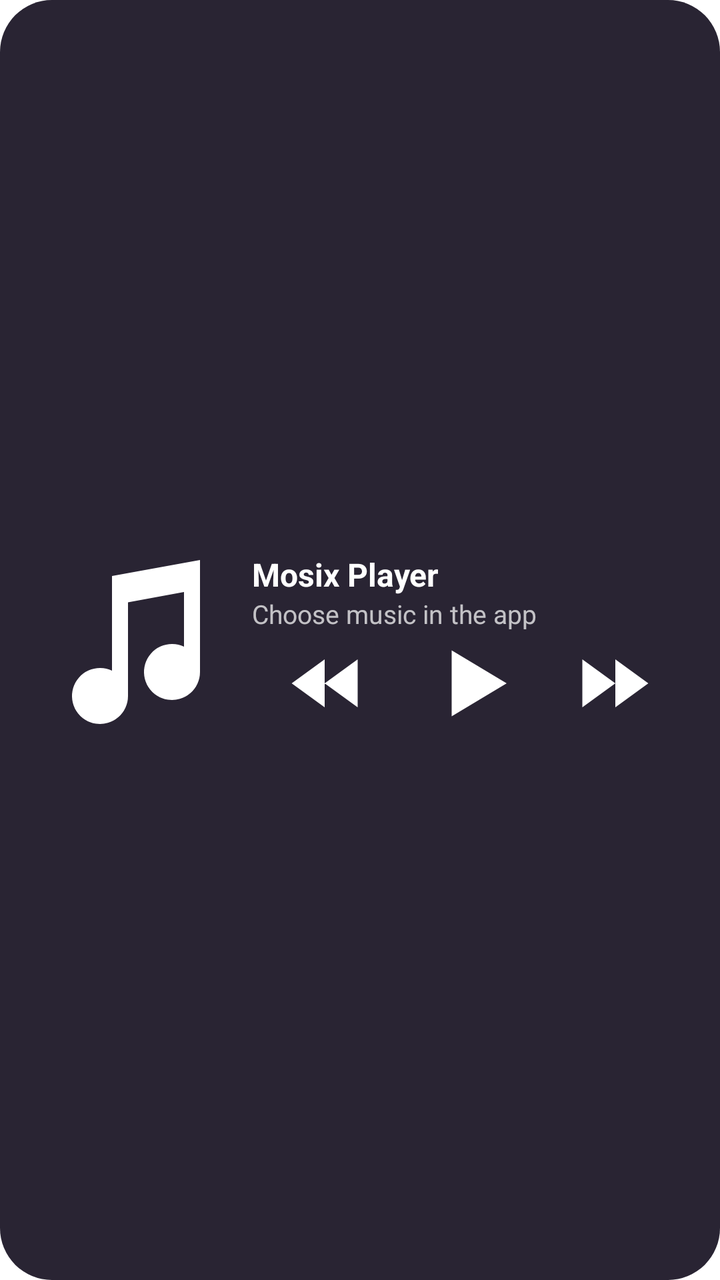
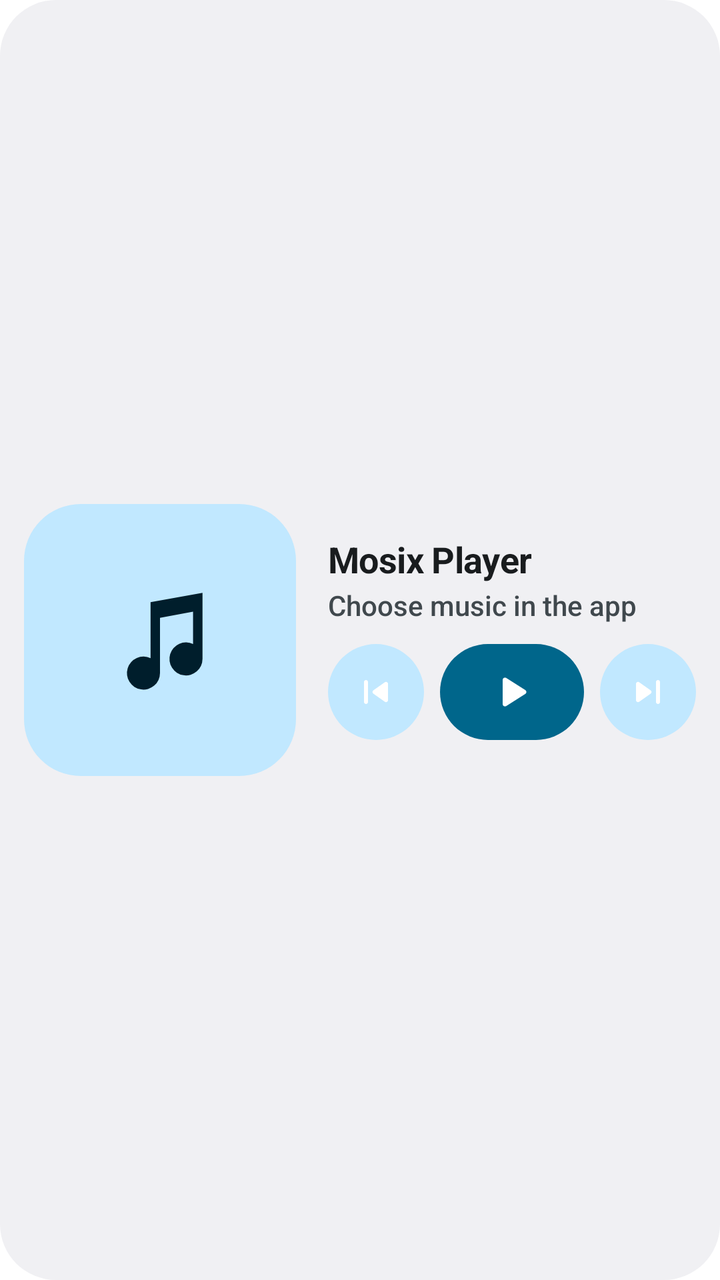

Compare the two renders of this Android layout. The source of the first and the diff that turns it into the second are given below.
<!-- AndroidManifest.xml: fallback theme Theme.MaterialComponents.DayNight.NoActionBar -->
<!-- res/layout/widget_player_wide.xml -->
<?xml version="1.0" encoding="utf-8"?>
<FrameLayout xmlns:android="http://schemas.android.com/apk/res/android"
    android:id="@+id/player_widget_root" android:layout_width="match_parent" android:layout_height="match_parent">
    <ImageView android:id="@+id/player_widget_background" android:layout_width="match_parent" android:layout_height="match_parent" android:scaleType="fitXY" android:src="@drawable/widget_player_background" android:importantForAccessibility="no" />
    <LinearLayout android:layout_width="match_parent" android:layout_height="match_parent" android:orientation="horizontal" android:padding="16dp" android:gravity="center_vertical">
        <ImageView android:id="@+id/player_widget_art" android:layout_width="96dp" android:layout_height="96dp" android:scaleType="fitCenter" android:src="@drawable/ic_widget_music" android:importantForAccessibility="no" />
        <LinearLayout android:layout_width="0dp" android:layout_weight="1" android:layout_height="match_parent" android:layout_marginStart="14dp" android:orientation="vertical" android:gravity="center_vertical">
            <TextView android:id="@+id/player_widget_title" android:layout_width="match_parent" android:layout_height="wrap_content" android:maxLines="2" android:ellipsize="end" android:text="@string/player_widget_name" android:textSize="16sp" android:textStyle="bold" android:textColor="#FFFFFF" />
            <TextView android:id="@+id/player_widget_artist" android:layout_width="match_parent" android:layout_height="wrap_content" android:singleLine="true" android:ellipsize="end" android:text="@string/player_widget_empty" android:textSize="13sp" android:textColor="#B8FFFFFF" />
            <LinearLayout android:layout_width="match_parent" android:layout_height="44dp" android:layout_marginTop="4dp" android:gravity="center" android:orientation="horizontal">
                <ImageButton android:id="@+id/player_widget_previous" android:layout_width="0dp" android:layout_weight="1" android:layout_height="match_parent" android:padding="4dp" android:background="@android:color/transparent" android:scaleType="fitCenter" android:src="@drawable/ic_widget_previous" android:contentDescription="@string/player_widget_previous" />
                <ImageButton android:id="@+id/player_widget_play" android:layout_width="0dp" android:layout_weight="1" android:layout_height="match_parent" android:padding="0dp" android:background="@android:color/transparent" android:scaleType="fitCenter" android:src="@drawable/ic_widget_play" android:contentDescription="@string/player_widget_play" />
                <ImageButton android:id="@+id/player_widget_next" android:layout_width="0dp" android:layout_weight="1" android:layout_height="match_parent" android:padding="4dp" android:background="@android:color/transparent" android:scaleType="fitCenter" android:src="@drawable/ic_widget_next" android:contentDescription="@string/player_widget_next" />
            </LinearLayout>
        </LinearLayout>
    </LinearLayout>
</FrameLayout>
<!-- resources referenced by this layout -->
<resources>
  <!-- drawable ic_widget_music (drawable) -->
  <vector xmlns:android="http://schemas.android.com/apk/res/android" android:width="24dp" android:height="24dp" android:viewportWidth="24" android:viewportHeight="24">
      <path android:fillColor="#FFFFFF" android:pathData="M10,4 L21,2 V16 A3.5,3.5 0,1 1,19 12.84 V6 L12,7.3 V19 A3.5,3.5 0,1 1,10 15.84 Z" />
  </vector>
  <!-- drawable ic_widget_next (drawable) -->
  <vector xmlns:android="http://schemas.android.com/apk/res/android" android:width="24dp" android:height="24dp" android:viewportWidth="24" android:viewportHeight="24">
      <path android:fillColor="#FFFFFF" android:pathData="M1,4 L12,12 L1,20 Z M12,4 L23,12 L12,20 Z" />
  </vector>
  <!-- drawable ic_widget_play (drawable) -->
  <vector xmlns:android="http://schemas.android.com/apk/res/android" android:width="24dp" android:height="24dp" android:viewportWidth="24" android:viewportHeight="24">
      <path android:fillColor="#FFFFFF" android:pathData="M7,3 L22,12 L7,21 Z" />
  </vector>
  <!-- drawable ic_widget_previous (drawable) -->
  <vector xmlns:android="http://schemas.android.com/apk/res/android" android:width="24dp" android:height="24dp" android:viewportWidth="24" android:viewportHeight="24">
      <path android:fillColor="#FFFFFF" android:pathData="M12,4 L1,12 L12,20 Z M23,4 L12,12 L23,20 Z" />
  </vector>
  <!-- drawable widget_player_background (drawable) -->
  <shape xmlns:android="http://schemas.android.com/apk/res/android" android:shape="rectangle">
      <solid android:color="#292433" />
      <corners android:radius="26dp" />
  </shape>
  <string name="player_widget_empty">Choose music in the app</string>
  <string name="player_widget_name">Mosix Player</string>
  <string name="player_widget_next">Next track</string>
  <string name="player_widget_play">Play</string>
  <string name="player_widget_previous">Previous track</string>
</resources>

<!-- the commit's change to res/layout/widget_player_wide.xml (unified diff, before → after) -->
@@ -1,17 +1,50 @@
 <?xml version="1.0" encoding="utf-8"?>
 <FrameLayout xmlns:android="http://schemas.android.com/apk/res/android"
     android:id="@+id/player_widget_root" android:layout_width="match_parent" android:layout_height="match_parent">
-    <ImageView android:id="@+id/player_widget_background" android:layout_width="match_parent" android:layout_height="match_parent" android:scaleType="fitXY" android:src="@drawable/widget_player_background" android:importantForAccessibility="no" />
-    <LinearLayout android:layout_width="match_parent" android:layout_height="match_parent" android:orientation="horizontal" android:padding="16dp" android:gravity="center_vertical">
-        <ImageView android:id="@+id/player_widget_art" android:layout_width="96dp" android:layout_height="96dp" android:scaleType="fitCenter" android:src="@drawable/ic_widget_music" android:importantForAccessibility="no" />
-        <LinearLayout android:layout_width="0dp" android:layout_weight="1" android:layout_height="match_parent" android:layout_marginStart="14dp" android:orientation="vertical" android:gravity="center_vertical">
-            <TextView android:id="@+id/player_widget_title" android:layout_width="match_parent" android:layout_height="wrap_content" android:maxLines="2" android:ellipsize="end" android:text="@string/player_widget_name" android:textSize="16sp" android:textStyle="bold" android:textColor="#FFFFFF" />
-            <TextView android:id="@+id/player_widget_artist" android:layout_width="match_parent" android:layout_height="wrap_content" android:singleLine="true" android:ellipsize="end" android:text="@string/player_widget_empty" android:textSize="13sp" android:textColor="#B8FFFFFF" />
-            <LinearLayout android:layout_width="match_parent" android:layout_height="44dp" android:layout_marginTop="4dp" android:gravity="center" android:orientation="horizontal">
-                <ImageButton android:id="@+id/player_widget_previous" android:layout_width="0dp" android:layout_weight="1" android:layout_height="match_parent" android:padding="4dp" android:background="@android:color/transparent" android:scaleType="fitCenter" android:src="@drawable/ic_widget_previous" android:contentDescription="@string/player_widget_previous" />
-                <ImageButton android:id="@+id/player_widget_play" android:layout_width="0dp" android:layout_weight="1" android:layout_height="match_parent" android:padding="0dp" android:background="@android:color/transparent" android:scaleType="fitCenter" android:src="@drawable/ic_widget_play" android:contentDescription="@string/player_widget_play" />
-                <ImageButton android:id="@+id/player_widget_next" android:layout_width="0dp" android:layout_weight="1" android:layout_height="match_parent" android:padding="4dp" android:background="@android:color/transparent" android:scaleType="fitCenter" android:src="@drawable/ic_widget_next" android:contentDescription="@string/player_widget_next" />
-            </LinearLayout>
+    <ImageView android:id="@+id/player_widget_background" android:layout_width="match_parent" android:layout_height="match_parent"
+        android:scaleType="fitXY" android:src="@drawable/widget_shape_container" android:tint="@color/widgetBackground" android:importantForAccessibility="no" />
+    <LinearLayout android:layout_width="match_parent" android:layout_height="match_parent"
+        android:gravity="center_vertical" android:orientation="horizontal" android:padding="12dp">
+        <ImageView android:id="@+id/player_widget_art" android:layout_width="wrap_content" android:layout_height="match_parent"
+            android:adjustViewBounds="true" android:maxWidth="136dp" android:scaleType="fitCenter" android:src="@drawable/widget_art_placeholder" android:importantForAccessibility="no" />
+        <LinearLayout android:layout_width="0dp" android:layout_height="match_parent" android:layout_weight="1"
+            android:layout_marginStart="16dp" android:gravity="center_vertical" android:orientation="vertical">
+            <TextView android:id="@+id/player_widget_title" android:layout_width="match_parent" android:layout_height="wrap_content"
+                android:ellipsize="end" android:fontFamily="sans-serif" android:includeFontPadding="false" android:letterSpacing="-0.01"
+                android:singleLine="true" android:text="@string/player_widget_name" android:textColor="@color/widgetTextPrimary"
+                android:textSize="18sp" android:textStyle="bold" />
+            <TextView android:id="@+id/player_widget_artist" android:layout_width="match_parent" android:layout_height="wrap_content"
+                android:layout_marginTop="2dp" android:ellipsize="end" android:fontFamily="sans-serif-medium" android:singleLine="true"
+                android:text="@string/player_widget_empty" android:textColor="@color/widgetTextSecondary" android:textSize="14sp" />
+            <include layout="@layout/widget_player_controls" android:layout_width="match_parent" android:layout_height="48dp"
+                android:layout_marginTop="10dp" />
         </LinearLayout>
     </LinearLayout>
 </FrameLayout>
+<!-- res/layout/widget_player_controls.xml (included above) -->
+<?xml version="1.0" encoding="utf-8"?>
+<LinearLayout xmlns:android="http://schemas.android.com/apk/res/android"
+    android:layout_width="match_parent" android:layout_height="match_parent"
+    android:gravity="center_vertical" android:orientation="horizontal">
+    <FrameLayout android:id="@+id/player_widget_previous" android:layout_width="48dp" android:layout_height="48dp"
+        android:contentDescription="@string/player_widget_previous">
+        <ImageView android:id="@+id/player_widget_previous_shape" android:layout_width="match_parent" android:layout_height="match_parent"
+            android:scaleType="fitXY" android:src="@drawable/widget_shape_circle" android:tint="@color/widgetAccentContainer" android:importantForAccessibility="no" />
+        <ImageView android:id="@+id/player_widget_previous_icon" android:layout_width="24dp" android:layout_height="24dp" android:layout_gravity="center"
+            android:src="@drawable/ic_widget_previous" android:importantForAccessibility="no" />
+    </FrameLayout>
+    <FrameLayout android:id="@+id/player_widget_play" android:layout_width="0dp" android:layout_height="match_parent" android:layout_weight="1"
+        android:layout_marginStart="8dp" android:layout_marginEnd="8dp" android:contentDescription="@string/player_widget_play">
+        <ImageView android:id="@+id/player_widget_play_shape" android:layout_width="match_parent" android:layout_height="match_parent"
+            android:scaleType="fitXY" android:src="@drawable/widget_shape_pill" android:tint="@color/widgetAccent" android:importantForAccessibility="no" />
+        <ImageView android:id="@+id/player_widget_play_icon" android:layout_width="28dp" android:layout_height="28dp" android:layout_gravity="center"
+            android:src="@drawable/ic_widget_play" android:tint="@color/widgetOnAccent" android:importantForAccessibility="no" />
+    </FrameLayout>
+    <FrameLayout android:id="@+id/player_widget_next" android:layout_width="48dp" android:layout_height="48dp"
+        android:contentDescription="@string/player_widget_next">
+        <ImageView android:id="@+id/player_widget_next_shape" android:layout_width="match_parent" android:layout_height="match_parent"
+            android:scaleType="fitXY" android:src="@drawable/widget_shape_circle" android:tint="@color/widgetAccentContainer" android:importantForAccessibility="no" />
+        <ImageView android:id="@+id/player_widget_next_icon" android:layout_width="24dp" android:layout_height="24dp" android:layout_gravity="center"
+            android:src="@drawable/ic_widget_next" android:importantForAccessibility="no" />
+    </FrameLayout>
+</LinearLayout>
<!-- resource entries referenced after the edit -->
@@ -1,30 +1,61 @@
 <!-- resources referenced by this layout -->
 <resources>
-  <!-- drawable ic_widget_music (drawable) -->
-  <vector xmlns:android="http://schemas.android.com/apk/res/android" android:width="24dp" android:height="24dp" android:viewportWidth="24" android:viewportHeight="24">
-      <path android:fillColor="#FFFFFF" android:pathData="M10,4 L21,2 V16 A3.5,3.5 0,1 1,19 12.84 V6 L12,7.3 V19 A3.5,3.5 0,1 1,10 15.84 Z" />
-  </vector>
+  <color name="widgetAccent">#6750A4</color>
+  <color name="widgetAccentContainer">#EADDFF</color>
+  <color name="widgetBackground">#F7F2FA</color>
+  <color name="widgetOnAccent">#FFFFFF</color>
+  <color name="widgetTextPrimary">#1D1B20</color>
+  <color name="widgetTextSecondary">#49454F</color>
   <!-- drawable ic_widget_next (drawable) -->
   <vector xmlns:android="http://schemas.android.com/apk/res/android" android:width="24dp" android:height="24dp" android:viewportWidth="24" android:viewportHeight="24">
-      <path android:fillColor="#FFFFFF" android:pathData="M1,4 L12,12 L1,20 Z M12,4 L23,12 L12,20 Z" />
+      <path android:fillColor="#FFFFFF" android:pathData="M7.58,16.89l5.77,-4.07c0.56,-0.4 0.56,-1.24 0,-1.63L7.58,7.11C6.91,6.65 6,7.12 6,7.93v8.14c0,0.81 0.91,1.28 1.58,0.82zM16,7v10c0,0.55 0.45,1 1,1s1,-0.45 1,-1V7c0,-0.55 -0.45,-1 -1,-1s-1,0.45 -1,1z" />
   </vector>
   <!-- drawable ic_widget_play (drawable) -->
   <vector xmlns:android="http://schemas.android.com/apk/res/android" android:width="24dp" android:height="24dp" android:viewportWidth="24" android:viewportHeight="24">
-      <path android:fillColor="#FFFFFF" android:pathData="M7,3 L22,12 L7,21 Z" />
+      <path android:fillColor="#FFFFFF" android:pathData="M8,6.82v10.36c0,0.79 0.87,1.27 1.54,0.84l8.14,-5.18c0.62,-0.39 0.62,-1.29 0,-1.69L9.54,5.98C8.87,5.55 8,6.03 8,6.82z" />
   </vector>
   <!-- drawable ic_widget_previous (drawable) -->
   <vector xmlns:android="http://schemas.android.com/apk/res/android" android:width="24dp" android:height="24dp" android:viewportWidth="24" android:viewportHeight="24">
-      <path android:fillColor="#FFFFFF" android:pathData="M12,4 L1,12 L12,20 Z M23,4 L12,12 L23,20 Z" />
+      <path android:fillColor="#FFFFFF" android:pathData="M7,6c0.55,0 1,0.45 1,1v10c0,0.55 -0.45,1 -1,1s-1,-0.45 -1,-1V7c0,-0.55 0.45,-1 1,-1zM10.66,12.82l5.77,4.07c0.66,0.47 1.58,-0.01 1.58,-0.82V7.93c0,-0.81 -0.91,-1.28 -1.58,-0.82l-5.77,4.07c-0.57,0.4 -0.57,1.24 0,1.64z" />
   </vector>
-  <!-- drawable widget_player_background (drawable) -->
+  <!-- drawable widget_art_placeholder (drawable) -->
+  <?xml version="1.0" encoding="utf-8"?>
+  <layer-list xmlns:android="http://schemas.android.com/apk/res/android">
+      <item android:width="96dp" android:height="96dp">
+          <shape android:shape="rectangle">
+              <solid android:color="@color/widgetAccentContainer" />
+              <corners android:radius="20dp" />
+          </shape>
+      </item>
+      <item android:width="40dp" android:height="40dp" android:gravity="center">
+          <vector android:width="24dp" android:height="24dp" android:tint="@color/widgetOnAccentContainer"
+              android:viewportWidth="24" android:viewportHeight="24">
+              <path android:fillColor="#FFFFFF" android:pathData="M10,4 L21,2 V16 A3.5,3.5 0,1 1,19 12.84 V6 L12,7.3 V19 A3.5,3.5 0,1 1,10 15.84 Z" />
+          </vector>
+      </item>
+  </layer-list>
+  <!-- drawable widget_shape_circle (drawable) -->
+  <?xml version="1.0" encoding="utf-8"?>
+  <shape xmlns:android="http://schemas.android.com/apk/res/android" android:shape="oval">
+      <solid android:color="#FFFFFF" />
+  </shape>
+  <!-- drawable widget_shape_container (drawable) -->
+  <?xml version="1.0" encoding="utf-8"?>
   <shape xmlns:android="http://schemas.android.com/apk/res/android" android:shape="rectangle">
-      <solid android:color="#292433" />
-      <corners android:radius="26dp" />
+      <solid android:color="#FFFFFF" />
+      <corners android:radius="28dp" />
+  </shape>
+  <!-- drawable widget_shape_pill (drawable) -->
+  <?xml version="1.0" encoding="utf-8"?>
+  <shape xmlns:android="http://schemas.android.com/apk/res/android" android:shape="rectangle">
+      <solid android:color="#FFFFFF" />
+      <corners android:radius="999dp" />
   </shape>
   <string name="player_widget_empty">Choose music in the app</string>
   <string name="player_widget_name">Mosix Player</string>
   <string name="player_widget_next">Next track</string>
   <string name="player_widget_play">Play</string>
   <string name="player_widget_previous">Previous track</string>
+  <color name="widgetOnAccentContainer">#21005D</color>
 </resources>
 
